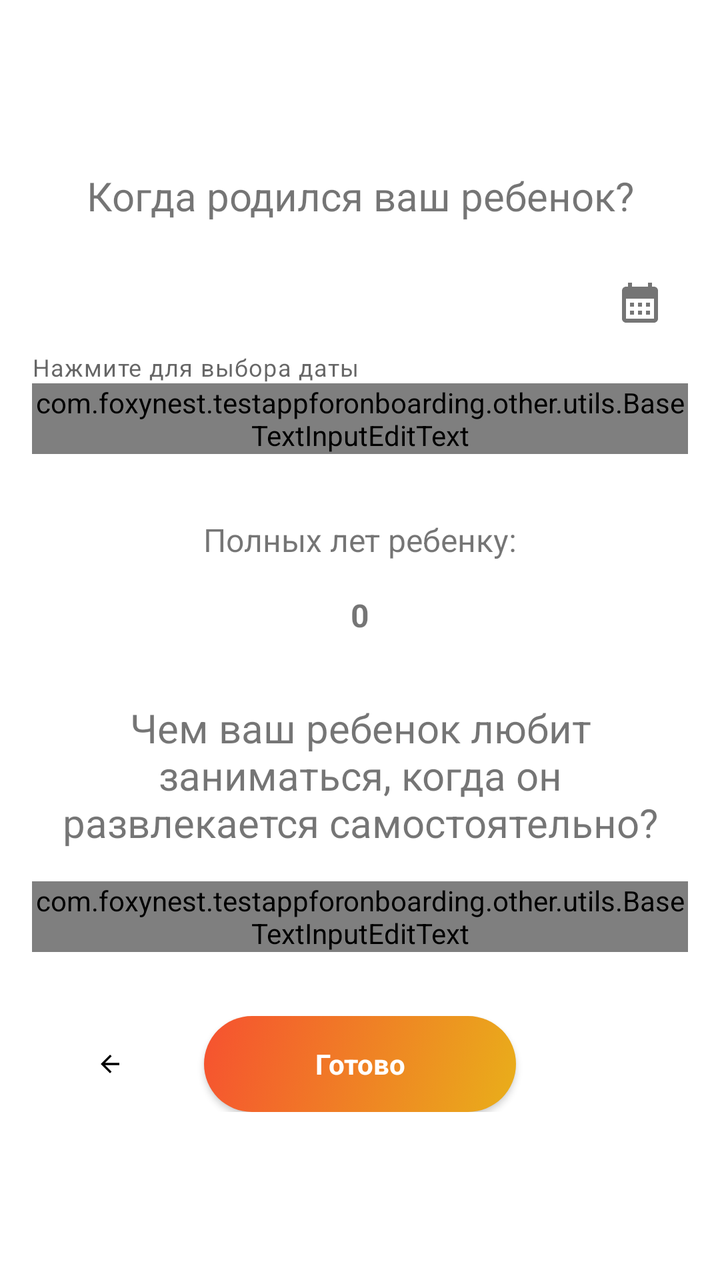
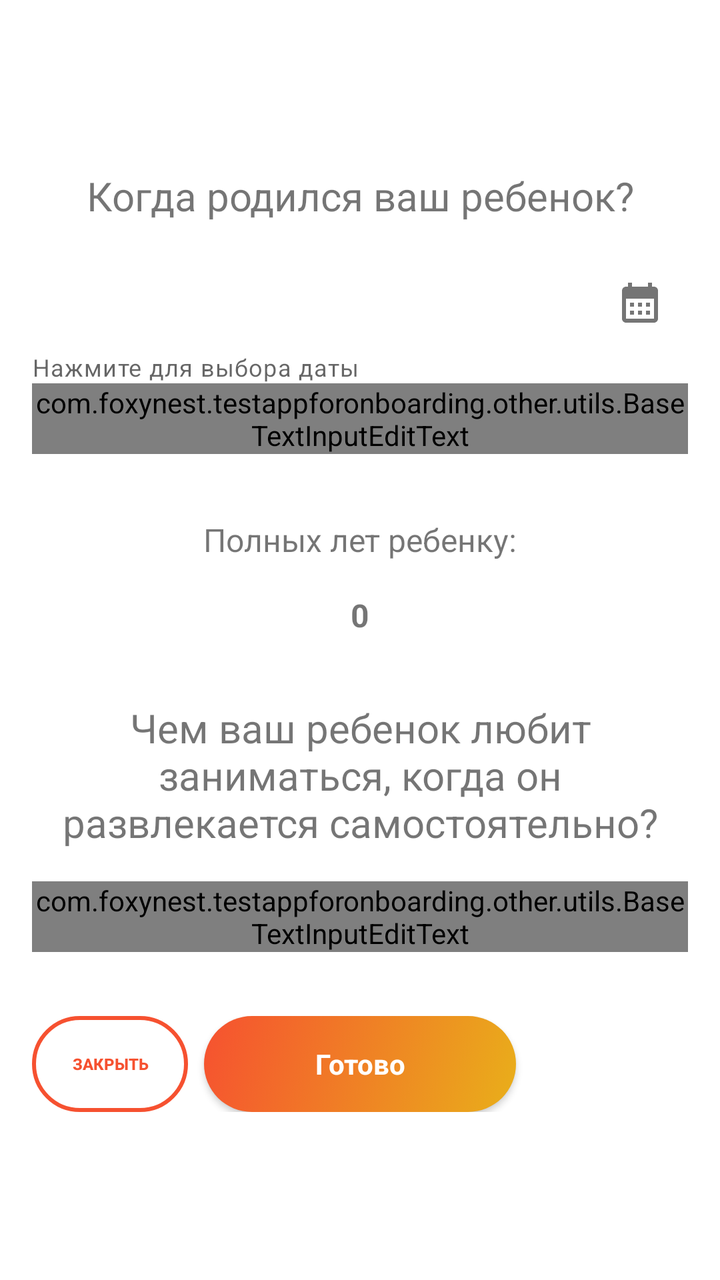

Screens rendered from an Android XML layout before and after an edit, with the pre-edit source and the edit as a unified diff.
<!-- AndroidManifest.xml: application theme Theme.TestAppForOnboarding -->
<!-- res/layout/fragment_question3.xml -->
<?xml version="1.0" encoding="utf-8"?>
<androidx.constraintlayout.widget.ConstraintLayout xmlns:android="http://schemas.android.com/apk/res/android"
    xmlns:app="http://schemas.android.com/apk/res-auto"
    android:layout_width="match_parent"
    android:layout_height="match_parent"
    android:clickable="true"
    android:focusable="true"
    android:focusableInTouchMode="true">

    <androidx.constraintlayout.widget.Guideline
        android:id="@+id/guideline_left"
        android:layout_width="wrap_content"
        android:layout_height="wrap_content"
        android:orientation="vertical"
        app:layout_constraintGuide_begin="@dimen/space_beforeOrAfterElement" />

    <androidx.constraintlayout.widget.Guideline
        android:id="@+id/guideline_right"
        android:layout_width="wrap_content"
        android:layout_height="wrap_content"
        android:orientation="vertical"
        app:layout_constraintGuide_end="@dimen/space_beforeOrAfterElement" />

    <TextView
        android:id="@+id/text_question_birth_date"
        android:layout_width="0dp"
        android:layout_height="wrap_content"
        android:layout_marginTop="@dimen/space_32"
        android:layout_marginBottom="@dimen/space_beforeOrAfterElement"
        android:text="@string/text_birth_date_question"
        android:textAlignment="center"
        android:textSize="20sp"
        app:layout_constraintBottom_toTopOf="@+id/text_field_birth_date"
        app:layout_constraintEnd_toEndOf="@+id/guideline_right"
        app:layout_constraintStart_toStartOf="@+id/guideline_left"
        app:layout_constraintTop_toTopOf="parent"
        app:layout_constraintVertical_chainStyle="packed" />

    

    <com.google.android.material.textfield.TextInputLayout
        android:id="@+id/text_field_birth_date"
        android:layout_width="0dp"
        android:layout_height="wrap_content"
        android:layout_marginBottom="@dimen/space_32"
        android:hint="@string/text_birth_date_hint"
        app:endIconContentDescription="@string/text_select_date_hint"
        app:helperText="@string/text_select_date_helper"
        app:helperTextEnabled="true"
        app:endIconDrawable="@drawable/baseline_calendar_month_24"
        app:endIconMode="custom"
        app:layout_constraintBottom_toTopOf="@+id/text_child_age_label"
        app:layout_constraintEnd_toEndOf="@+id/guideline_right"
        app:layout_constraintStart_toStartOf="@+id/guideline_left"
        app:layout_constraintTop_toBottomOf="@+id/text_question_birth_date">

        

        <com.foxynest.testappforonboarding.other.utils.BaseTextInputEditText
            android:id="@+id/edit_text_birth_date"
            android:layout_width="match_parent"
            android:layout_height="wrap_content"
            android:clickable="true"
            android:focusable="false"
            android:cursorVisible="false"
            android:imeOptions="actionNext"
            android:inputType="none"
            android:maxLines="1" />

    </com.google.android.material.textfield.TextInputLayout>

    <TextView
        android:id="@+id/text_child_age_label"
        android:layout_width="wrap_content"
        android:layout_height="wrap_content"
        android:layout_marginBottom="@dimen/space_beforeOrAfterElement"
        android:text="@string/text_child_age"
        android:textSize="16sp"
        app:layout_constraintBottom_toTopOf="@+id/text_child_age_value"
        app:layout_constraintEnd_toEndOf="@+id/guideline_right"
        app:layout_constraintStart_toStartOf="@+id/guideline_left"
        app:layout_constraintTop_toBottomOf="@+id/text_field_birth_date" />

    
    <TextView
        android:id="@+id/text_child_age_value"
        android:layout_width="wrap_content"
        android:layout_height="wrap_content"
        android:layout_marginBottom="@dimen/space_32"
        android:text="0"
        android:textSize="16sp"
        android:textStyle="bold"
        app:layout_constraintBottom_toTopOf="@+id/text_question_hobby"
        app:layout_constraintEnd_toEndOf="@+id/guideline_right"
        app:layout_constraintStart_toStartOf="@+id/guideline_left"
        app:layout_constraintTop_toBottomOf="@+id/text_child_age_label" />

    <TextView
        android:id="@+id/text_question_hobby"
        android:layout_width="0dp"
        android:layout_height="wrap_content"
        android:layout_marginBottom="@dimen/space_beforeOrAfterElement"
        android:text="@string/text_hobby_question"
        android:textAlignment="center"
        android:textSize="20sp"
        app:layout_constraintBottom_toTopOf="@+id/text_field_hobby_answer"
        app:layout_constraintEnd_toEndOf="@+id/guideline_right"
        app:layout_constraintStart_toStartOf="@+id/guideline_left"
        app:layout_constraintTop_toBottomOf="@+id/text_child_age_value" />

    <com.google.android.material.textfield.TextInputLayout
        android:id="@+id/text_field_hobby_answer"
        android:layout_width="0dp"
        android:layout_height="wrap_content"
        android:layout_marginBottom="@dimen/space_32"
        android:hint="@string/text_hobby_hint"
        app:layout_constraintBottom_toTopOf="@+id/buttons_linear_layout"
        app:layout_constraintEnd_toEndOf="@+id/guideline_right"
        app:layout_constraintStart_toStartOf="@+id/guideline_left"
        app:layout_constraintTop_toBottomOf="@+id/text_question_hobby"
        app:layout_constraintVertical_chainStyle="packed">

        <com.foxynest.testappforonboarding.other.utils.BaseTextInputEditText
            android:id="@+id/edit_text_field_hobby_answer"
            android:layout_width="match_parent"
            android:layout_height="wrap_content"
            android:digits="qwertyuiopasdfghjklzxcvbnmQWERTYUIOPASDFGHJKLZXCVBNM, ЁёйцукенгшщзхъфывапролджэячсмитьбюЙЦУКЕНГШЩЗХЪФЫВАПРОЛДЖЭЯЧСМИТЬБЮ"
            android:imeOptions="actionDone"
            android:inputType="textShortMessage"
            android:maxLines="1"
            android:singleLine="true" />

    </com.google.android.material.textfield.TextInputLayout>

    

    <LinearLayout
        android:id="@+id/buttons_linear_layout"
        android:layout_width="0dp"
        android:layout_height="wrap_content"
        android:layout_marginBottom="@dimen/space_32"
        android:gravity="center_vertical"
        android:orientation="horizontal"
        android:weightSum="4"
        app:layout_constraintBottom_toBottomOf="parent"
        app:layout_constraintLeft_toLeftOf="@+id/guideline_left"
        app:layout_constraintRight_toRightOf="@+id/guideline_right"
        app:layout_constraintTop_toBottomOf="@+id/text_field_hobby_answer"
        app:layout_constraintVertical_chainStyle="packed">

        <androidx.appcompat.widget.AppCompatImageView
            android:id="@+id/button_back"
            android:layout_width="0dp"
            android:layout_height="wrap_content"
            android:layout_marginEnd="@dimen/space_small"
            android:layout_weight="1"
            android:gravity="center_vertical"
            android:paddingStart="@dimen/space_32"
            android:paddingEnd="@dimen/space_32"
            app:backgroundTint="@null"
            app:srcCompat="@drawable/baseline_arrow_back_24" />

        <androidx.appcompat.widget.AppCompatButton
            android:id="@+id/button_finish"
            style="@style/Widget.AppCompat.ActionButton"
            android:layout_width="0dp"
            android:layout_height="wrap_content"
            android:layout_marginEnd="@dimen/space_small"
            android:layout_weight="2"
            android:background="@drawable/button_rounded_corners"
            android:paddingStart="@dimen/space_32"
            android:paddingEnd="@dimen/space_32"
            android:text="@string/button_finish"
            android:textColor="@color/white"
            android:textSize="@dimen/button_text"
            android:textStyle="bold"
            app:backgroundTint="@null" />

        <androidx.appcompat.widget.AppCompatButton
            android:id="@+id/button_no"
            style="@style/Widget.AppCompat.ActionButton"
            android:layout_width="0dp"
            android:layout_height="wrap_content"
            android:layout_weight="1"
            android:background="@drawable/button_rounded_corners"
            android:paddingStart="@dimen/space_32"
            android:paddingEnd="@dimen/space_32"
            android:text="@string/no"
            android:textColor="@color/white"
            android:textSize="@dimen/button_text"
            android:textStyle="bold"
            android:visibility="gone"
            app:backgroundTint="@null" />

    </LinearLayout>

</androidx.constraintlayout.widget.ConstraintLayout>
<!-- resources referenced by this layout -->
<resources>
  <color name="white">#FFFFFFFF</color>
  <dimen name="button_text">14sp</dimen>
  <dimen name="space_32">32dp</dimen>
  <dimen name="space_beforeOrAfterElement">16dp</dimen>
  <dimen name="space_small">8dp</dimen>
  <!-- drawable baseline_arrow_back_24 (drawable) -->
  <vector android:autoMirrored="true" android:height="24dp"
      android:tint="#000000" android:viewportHeight="24"
      android:viewportWidth="24" android:width="24dp" xmlns:android="http://schemas.android.com/apk/res/android">
      <path android:fillColor="@android:color/white" android:pathData="M20,11H7.83l5.59,-5.59L12,4l-8,8 8,8 1.41,-1.41L7.83,13H20v-2z"/>
  </vector>
  <!-- drawable baseline_calendar_month_24 (drawable) -->
  <vector xmlns:android="http://schemas.android.com/apk/res/android" android:height="24dp" android:tint="#000000" android:viewportHeight="24" android:viewportWidth="24" android:width="24dp">
        
      <path android:fillColor="@android:color/white" android:pathData="M19,4h-1V2h-2v2H8V2H6v2H5C3.89,4 3.01,4.9 3.01,6L3,20c0,1.1 0.89,2 2,2h14c1.1,0 2,-0.9 2,-2V6C21,4.9 20.1,4 19,4zM19,20H5V10h14V20zM9,14H7v-2h2V14zM13,14h-2v-2h2V14zM17,14h-2v-2h2V14zM9,18H7v-2h2V18zM13,18h-2v-2h2V18zM17,18h-2v-2h2V18z"/>
      
  </vector>
  <!-- drawable button_rounded_corners (drawable) -->
  <?xml version="1.0" encoding="utf-8"?>
  <selector
      xmlns:android="http://schemas.android.com/apk/res/android">
      <item android:state_enabled="false">
          <shape>
              <corners android:radius="24dp" />
              <gradient
                  android:angle="315"
                  android:endColor="#E9AF1A"
                  android:startColor="#F65130" />
          </shape>
      </item>
  
      
      <item android:state_pressed="true">
          <shape>
              <corners android:radius="24dp" />
              <gradient
                  android:angle="315"
                  android:endColor="#CCE9AF1A"
                  android:startColor="#CCF65130" />
          </shape>
      </item>
  
      
      <item android:state_enabled="true">
          <shape>
              <corners android:radius="24dp" />
              <gradient
                  android:angle="315"
                  android:endColor="#E9AF1A"
                  android:startColor="#F65130" />
          </shape>
      </item>
  
  </selector>
  <string name="button_finish">Готово</string>
  <string name="no">Нет</string>
  <string name="text_birth_date_hint">ДД.ММ.ГГГГ</string>
  <string name="text_birth_date_question">Когда родился ваш ребенок?</string>
  <string name="text_child_age">Полных лет ребенку:</string>
  <string name="text_hobby_hint">Напишите хобби</string>
  <string name="text_hobby_question">Чем ваш ребенок любит заниматься, когда он развлекается самостоятельно?</string>
  <string name="text_select_date_helper">Нажмите для выбора даты</string>
  <string name="text_select_date_hint">Выберите дату рождения ребенка</string>
  <color name="purple_500">#FF6200EE</color>
  <color name="purple_700">#FF3700B3</color>
  <color name="teal_200">#FF03DAC5</color>
  <color name="teal_700">#FF018786</color>
  <color name="black">#FF000000</color>
  <!-- unchanged entries left out for length: 1 -->
</resources>

<!-- the commit's change to res/layout/fragment_question3.xml (unified diff, before → after) -->
@@ -148,17 +148,20 @@
         app:layout_constraintTop_toBottomOf="@+id/text_field_hobby_answer"
         app:layout_constraintVertical_chainStyle="packed">
 
-        <androidx.appcompat.widget.AppCompatImageView
-            android:id="@+id/button_back"
+        <androidx.appcompat.widget.AppCompatButton
+            android:id="@+id/button_cancel"
+            style="@style/Widget.AppCompat.Button.Borderless"
             android:layout_width="0dp"
             android:layout_height="wrap_content"
             android:layout_marginEnd="@dimen/space_small"
             android:layout_weight="1"
-            android:gravity="center_vertical"
-            android:paddingStart="@dimen/space_32"
-            android:paddingEnd="@dimen/space_32"
-            app:backgroundTint="@null"
-            app:srcCompat="@drawable/baseline_arrow_back_24" />
+            android:background="@drawable/button_cancel_background"
+            android:gravity="center"
+            android:text="@string/button_cancel"
+            android:textColor="@color/orange_gradient_start"
+            android:textSize="@dimen/button_small_text"
+            android:textStyle="bold"
+            app:backgroundTint="@null" />
 
         <androidx.appcompat.widget.AppCompatButton
             android:id="@+id/button_finish"
<!-- resource entries referenced after the edit -->
@@ -1,22 +1,54 @@
 <!-- resources referenced by this layout -->
 <resources>
+  <color name="orange_gradient_start">#F65130</color>
   <color name="white">#FFFFFFFF</color>
+  <dimen name="button_small_text">8sp</dimen>
   <dimen name="button_text">14sp</dimen>
   <dimen name="space_32">32dp</dimen>
   <dimen name="space_beforeOrAfterElement">16dp</dimen>
   <dimen name="space_small">8dp</dimen>
-  <!-- drawable baseline_arrow_back_24 (drawable) -->
-  <vector android:autoMirrored="true" android:height="24dp"
-      android:tint="#000000" android:viewportHeight="24"
-      android:viewportWidth="24" android:width="24dp" xmlns:android="http://schemas.android.com/apk/res/android">
-      <path android:fillColor="@android:color/white" android:pathData="M20,11H7.83l5.59,-5.59L12,4l-8,8 8,8 1.41,-1.41L7.83,13H20v-2z"/>
-  </vector>
   <!-- drawable baseline_calendar_month_24 (drawable) -->
   <vector xmlns:android="http://schemas.android.com/apk/res/android" android:height="24dp" android:tint="#000000" android:viewportHeight="24" android:viewportWidth="24" android:width="24dp">
         
       <path android:fillColor="@android:color/white" android:pathData="M19,4h-1V2h-2v2H8V2H6v2H5C3.89,4 3.01,4.9 3.01,6L3,20c0,1.1 0.89,2 2,2h14c1.1,0 2,-0.9 2,-2V6C21,4.9 20.1,4 19,4zM19,20H5V10h14V20zM9,14H7v-2h2V14zM13,14h-2v-2h2V14zM17,14h-2v-2h2V14zM9,18H7v-2h2V18zM13,18h-2v-2h2V18zM17,18h-2v-2h2V18z"/>
       
   </vector>
+  <!-- drawable button_cancel_background (drawable) -->
+  <?xml version="1.0" encoding="utf-8"?>
+  <selector xmlns:android="http://schemas.android.com/apk/res/android">
+      
+      <item android:state_enabled="false">
+          <shape>
+              <corners android:radius="24dp" />
+              <stroke
+                  android:width="2dp"
+                  android:color="#CCE9AF1A" />
+              <solid android:color="@android:color/transparent" />
+          </shape>
+      </item>
+  
+      
+      <item android:state_pressed="true">
+          <shape>
+              <corners android:radius="24dp" />
+              <stroke
+                  android:width="2dp"
+                  android:color="#80F65130" />
+              <solid android:color="#10F65130" />
+          </shape>
+      </item>
+  
+      
+      <item>
+          <shape>
+              <corners android:radius="24dp" />
+              <stroke
+                  android:width="2dp"
+                  android:color="@color/orange_gradient_start" />
+              <solid android:color="@android:color/transparent" />
+          </shape>
+      </item>
+  </selector>
   <!-- drawable button_rounded_corners (drawable) -->
   <?xml version="1.0" encoding="utf-8"?>
   <selector
@@ -26,8 +58,8 @@
               <corners android:radius="24dp" />
               <gradient
                   android:angle="315"
-                  android:endColor="#E9AF1A"
-                  android:startColor="#F65130" />
+                  android:endColor="@color/yellow_gradient_end"
+                  android:startColor="@color/orange_gradient_start" />
           </shape>
       </item>
   
@@ -48,12 +80,13 @@
               <corners android:radius="24dp" />
               <gradient
                   android:angle="315"
-                  android:endColor="#E9AF1A"
-                  android:startColor="#F65130" />
+                  android:endColor="@color/yellow_gradient_end"
+                  android:startColor="@color/orange_gradient_start" />
           </shape>
       </item>
   
   </selector>
+  <string name="button_cancel">Закрыть</string>
   <string name="button_finish">Готово</string>
   <string name="no">Нет</string>
   <string name="text_birth_date_hint">ДД.ММ.ГГГГ</string>
@@ -63,6 +96,7 @@
   <string name="text_hobby_question">Чем ваш ребенок любит заниматься, когда он развлекается самостоятельно?</string>
   <string name="text_select_date_helper">Нажмите для выбора даты</string>
   <string name="text_select_date_hint">Выберите дату рождения ребенка</string>
+  <color name="yellow_gradient_end">#E9AF1A</color>
   <color name="purple_500">#FF6200EE</color>
   <color name="purple_700">#FF3700B3</color>
   <color name="teal_200">#FF03DAC5</color>
